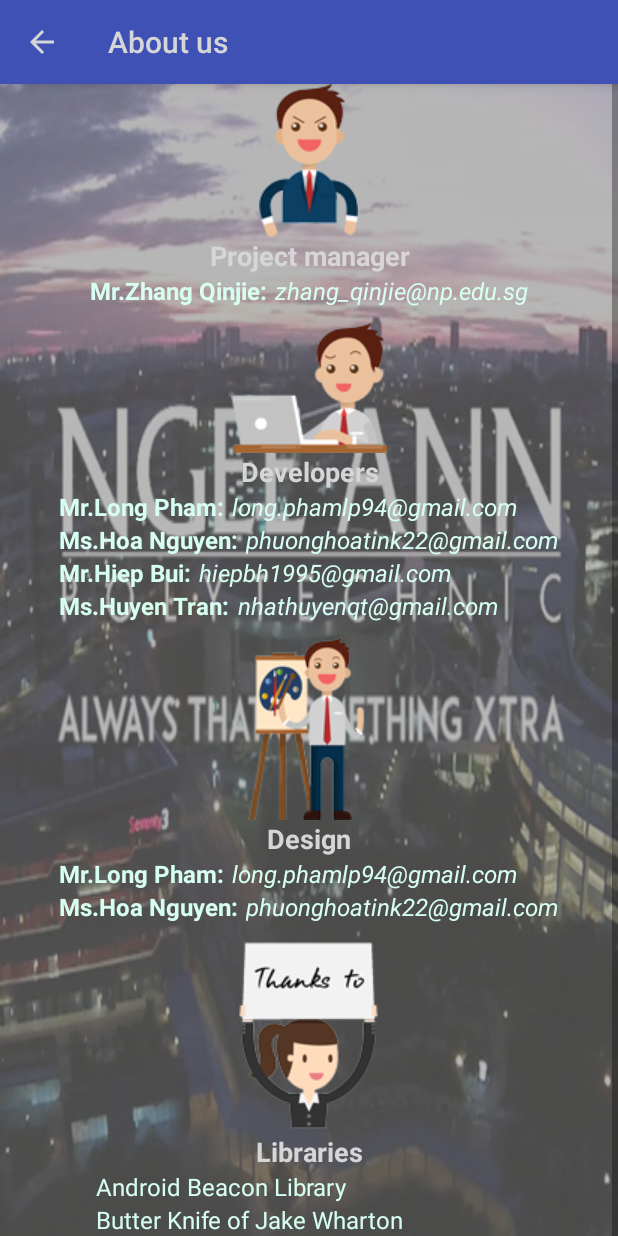
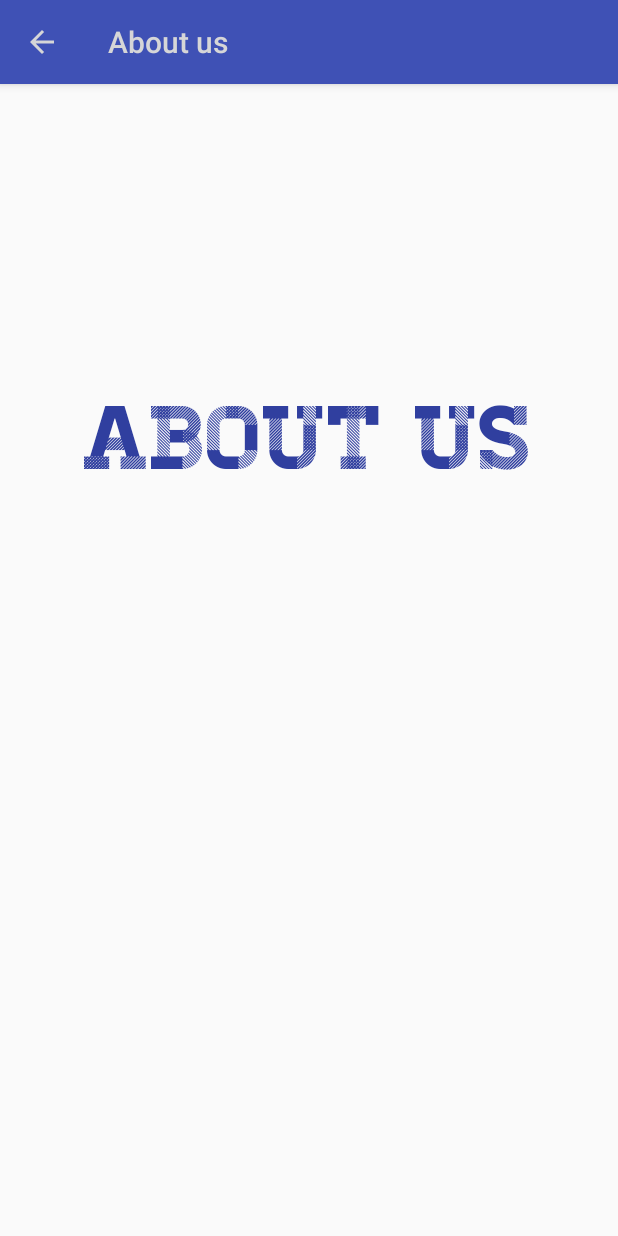
Before and after one commit to qinjie/WeTrack-Android, an Android app: the AboutUsActivity screen opened directly, with no data from a screen before it, on a phone screen of 412 x 824 dp. Run offline under Robolectric (Android 15) with nearby library versions, the phone set to English and light mode, and no system bars; our stand-ins replace ButterKnife.

Commit message:
modify about us page

```diff
--- a/app/build.gradle
+++ b/app/build.gradle
@@ -22,8 +22,8 @@ android {
         applicationId "edu.np.ece.wetrack"
         minSdkVersion 21
         targetSdkVersion 25
-        versionCode 10
-        versionName "3.7"
+        versionCode 11
+        versionName "3.8"
         testInstrumentationRunner "android.support.test.runner.AndroidJUnitRunner"
     }
     buildTypes {
--- a/app/src/main/java/edu/np/ece/wetrack/AboutUsActivity.java
+++ b/app/src/main/java/edu/np/ece/wetrack/AboutUsActivity.java
@@ -1,24 +1,24 @@
 package edu.np.ece.wetrack;
 
 import android.content.Intent;
+import android.graphics.Typeface;
 import android.os.Bundle;
 import android.os.Handler;
 import android.support.v7.app.AppCompatActivity;
 import android.support.v7.widget.Toolbar;
 import android.view.MenuItem;
+import android.view.MotionEvent;
 import android.view.View;
 import android.view.animation.AccelerateInterpolator;
 import android.view.animation.AlphaAnimation;
 import android.view.animation.Animation;
 import android.view.animation.AnimationUtils;
-import android.widget.Button;
-import android.widget.ImageView;
 import android.widget.RelativeLayout;
 import android.widget.ScrollView;
+import android.widget.TextView;
 
 import butterknife.BindView;
 import butterknife.ButterKnife;
-import edu.np.ece.wetrack.tasks.MyBounceInterpolator;
 
 public class AboutUsActivity extends AppCompatActivity {
 
@@ -26,20 +26,13 @@ public class AboutUsActivity extends AppCompatActivity {
     RelativeLayout credit;
 
     @BindView(R.id.creditArea)
-    ImageView creditArea;
+    TextView creditArea;
 
     @BindView(R.id.toolbar)
     Toolbar toolbar;
 
-    @BindView(R.id.button)
-    Button button;
-
     @BindView(R.id.mScrollView)
     ScrollView scrollView;
-
-
-//    @BindView(R.id.webView)
-//    WebView webView;
 
     Animation animation;
 
@@ -56,22 +49,40 @@ public class AboutUsActivity extends AppCompatActivity {
         getSupportActionBar().setDisplayHomeAsUpEnabled(true);
         getSupportActionBar().setHomeButtonEnabled(true);
 
-        scrollView.setOverScrollMode(View.OVER_SCROLL_NEVER);
+        scrollView.setFocusable(false);
+        scrollView.setOnTouchListener(new View.OnTouchListener() {
+            @Override
+            public boolean onTouch(View view, MotionEvent motionEvent) {
+                return true;
+            }
+        });
+//        setOverScrollMode(View.OVER_SCROLL_NEVER);
         credit.setVisibility(View.GONE);
 
-        final Animation myAnim = AnimationUtils.loadAnimation(this, R.anim.bounce);
+        Typeface custom_font = Typeface.createFromAsset(getAssets(), "fonts/homestead.TTF");
+        creditArea.setTypeface(custom_font);
 
-        // Use bounce interpolator with amplitude 0.2 and frequency 20
-//        MyBounceInterpolator interpolator = new MyBounceInterpolator(0.2, 20);
-//        myAnim.setInterpolator(interpolator);
-//        button.startAnimation(myAnim);
+        Animation fadeOut = new AlphaAnimation(1, 0);
+        fadeOut.setInterpolator(new AccelerateInterpolator()); //and this
+        fadeOut.setStartOffset(0);
+        fadeOut.setDuration(3000);
+        creditArea.startAnimation(fadeOut);
 
 
-        credit.setVisibility(View.VISIBLE);
-        animation = AnimationUtils.loadAnimation(getApplicationContext(), R.anim.credit);
+        mHandler = new Handler();
 
-        mHandler = new Handler();
-        startRepeatingTask();
+        mHandler.postDelayed(new Runnable() {
+            @Override
+            public void run() {
+                creditArea.setVisibility(View.GONE);
+                credit.setVisibility(View.VISIBLE);
+                animation = AnimationUtils.loadAnimation(getApplicationContext(), R.anim.credit);
+                startRepeatingTask();
+
+            }
+        }, 3000);
+
+
     }
 
 
@@ -127,7 +138,7 @@ public class AboutUsActivity extends AppCompatActivity {
     }
 
 
-    public void didTapButton(View view) {
+//    public void didTapButton(View view) {
 
 //        Animation fadeOut = new AlphaAnimation(1, 0);
 //        fadeOut.setInterpolator(new AccelerateInterpolator()); //and this
@@ -151,13 +162,13 @@ public class AboutUsActivity extends AppCompatActivity {
 //        button.setTextSize(16);
 
 
-    }
+//    }
 
     void startRepeatingTask() {
         mStatusChecker.run();
     }
 
-    private int mInterval = 22000;
+    private int mInterval = 20000;
     Runnable mStatusChecker = new Runnable() {
         @Override
         public void run() {
--- a/app/src/main/java/edu/np/ece/wetrack/LoginActivity.java
+++ b/app/src/main/java/edu/np/ece/wetrack/LoginActivity.java
@@ -54,7 +54,7 @@ public class LoginActivity extends FragmentActivity implements GoogleApiClient.O
         super.onCreate(savedInstanceState);
         setContentView(R.layout.activity_login);
 
-        Typeface custom_font = Typeface.createFromAsset(getAssets(), "fonts/futurathn.TTF");
+        Typeface custom_font = Typeface.createFromAsset(getAssets(), "fonts/futurathin.TTF");
         TextView tvVolunteer = (TextView) findViewById(R.id.tvVolunteer);
         TextView tvRelative = (TextView) findViewById(R.id.tvRelative);
 
--- a/app/src/main/res/anim/credit.xml
+++ b/app/src/main/res/anim/credit.xml
@@ -4,7 +4,7 @@
 
     <translate
         android:duration="25000"
-        android:fromYDelta="95%p"
+        android:fromYDelta="92%p"
         android:interpolator="@android:anim/linear_interpolator"
         android:toYDelta="-180%p" />
 </set>
--- a/app/src/main/res/drawable/about_us_bg.xml
+++ /dev/null
@@ -1,5 +0,0 @@
-<?xml version="1.0" encoding="utf-8"?>
-<bitmap xmlns:android="http://schemas.android.com/apk/res/android"
-    android:src="@drawable/maxresdefault"
-    android:tileMode="disabled" android:gravity="top" >
-</bitmap>
--- a/app/src/main/res/layout/activity_about_us.xml
+++ b/app/src/main/res/layout/activity_about_us.xml
@@ -5,7 +5,6 @@
     android:id="@+id/activity_about_us"
     android:layout_width="match_parent"
     android:layout_height="wrap_content"
-    android:background="@drawable/maxresdefault"
     android:orientation="vertical"
     tools:context="edu.np.ece.wetrack.AboutUsActivity">
 
@@ -35,7 +34,7 @@
         <ScrollView
             android:id="@+id/mScrollView"
             android:layout_width="match_parent"
-            android:layout_height="wrap_content"
+            android:layout_height="match_parent"
             app:layout_behavior="@string/appbar_scrolling_view_behavior">
 
             <RelativeLayout
@@ -61,7 +60,7 @@
                     android:layout_below="@id/creditImage"
                     android:gravity="center"
                     android:text="Project manager"
-                    android:textColor="@color/md_grey_100"
+                    android:textColor="@color/md_black_1000"
                     android:textSize="18sp"
                     android:textStyle="bold" />
 
@@ -80,7 +79,7 @@
                         android:layout_below="@id/about1"
                         android:text="Mr.Zhang Qinjie:"
                         android:textAlignment="viewStart"
-                        android:textColor="#D7FFF1"
+                        android:textColor="@color/md_black_1000"
                         android:textSize="16sp"
                         android:textStyle="bold" />
 
@@ -91,7 +90,7 @@
                         android:paddingStart="5dp"
                         android:text="zhang_qinjie@np.edu.sg"
                         android:textAlignment="viewStart"
-                        android:textColor="#D7FFF1"
+                        android:textColor="@color/md_black_1000"
                         android:textSize="16sp"
                         android:textStyle="italic" />
 
@@ -115,7 +114,7 @@
                     android:layout_below="@id/developerImage"
                     android:gravity="center"
                     android:text="Developers"
-                    android:textColor="@color/md_grey_100"
+                    android:textColor="@color/md_black_1000"
                     android:textSize="18sp"
                     android:textStyle="bold" />
 
@@ -140,7 +139,7 @@
                             android:layout_height="wrap_content"
                             android:text="Mr.Long Pham:"
                             android:textAlignment="viewStart"
-                            android:textColor="#D7FFF1"
+                            android:textColor="@color/md_black_1000"
                             android:textSize="16sp"
                             android:textStyle="bold" />
 
@@ -150,7 +149,7 @@
                             android:layout_height="wrap_content"
                             android:paddingStart="5dp"
                             android:text="long.phamlp94@gmail.com"
-                            android:textColor="#D7FFF1"
+                            android:textColor="@color/md_black_1000"
                             android:textSize="16sp"
                             android:textStyle="italic" />
                     </LinearLayout>
@@ -170,7 +169,7 @@
                             android:layout_height="wrap_content"
                             android:text="Ms.Hoa Nguyen:"
                             android:textAlignment="viewStart"
-                            android:textColor="#D7FFF1"
+                            android:textColor="@color/md_black_1000"
                             android:textSize="16sp"
                             android:textStyle="bold" />
 
@@ -181,7 +180,7 @@
                             android:gravity="center"
                             android:paddingStart="5dp"
                             android:text="phuonghoatink22@gmail.com"
-                            android:textColor="#D7FFF1"
+                            android:textColor="@color/md_black_1000"
                             android:textSize="16sp"
                             android:textStyle="italic" />
                     </LinearLayout>
@@ -192,7 +191,6 @@
                         android:layout_height="wrap_content"
                         android:layout_below="@id/layoutAbout3"
                         android:orientation="horizontal"
-
                         android:weightSum="10">
 
                         <TextView
@@ -201,7 +199,7 @@
                             android:layout_height="wrap_content"
                             android:text="Mr.Hiep Bui:"
                             android:textAlignment="viewStart"
-                            android:textColor="#D7FFF1"
+                            android:textColor="@color/md_black_1000"
                             android:textSize="16sp"
                             android:textStyle="bold" />
 
@@ -212,7 +210,7 @@
                             android:gravity="center"
                             android:paddingStart="5dp"
                             android:text="hiepbh1995@gmail.com"
-                            android:textColor="#D7FFF1"
+                            android:textColor="@color/md_black_1000"
                             android:textSize="16sp"
                             android:textStyle="italic" />
                     </LinearLayout>
@@ -230,7 +228,7 @@
                             android:layout_height="wrap_content"
                             android:text="Ms.Huyen Tran:"
                             android:textAlignment="viewStart"
-                            android:textColor="#D7FFF1"
+                            android:textColor="@color/md_black_1000"
                             android:textSize="16sp"
                             android:textStyle="bold" />
 
@@ -241,12 +239,11 @@
                             android:gravity="center"
                             android:paddingStart="5dp"
                             android:text="nhathuyenqt@gmail.com"
-                            android:textColor="#D7FFF1"
+                            android:textColor="@color/md_black_1000"
                             android:textSize="16sp"
                             android:textStyle="italic" />
                     </LinearLayout>
                 </LinearLayout>
-
 
                 <ImageView
                     android:id="@+id/designerImage"
@@ -266,7 +263,7 @@
                     android:layout_below="@id/designerImage"
                     android:gravity="center"
                     android:text="Design"
-                    android:textColor="@color/md_grey_100"
+                    android:textColor="@color/md_black_1000"
                     android:textSize="18sp"
                     android:textStyle="bold" />
 
@@ -290,7 +287,7 @@
                             android:layout_height="wrap_content"
                             android:text="Mr.Long Pham:"
                             android:textAlignment="viewStart"
-                            android:textColor="#D7FFF1"
+                            android:textColor="@color/md_black_1000"
                             android:textSize="16sp"
                             android:textStyle="bold" />
 
@@ -300,7 +297,7 @@
                             android:layout_height="wrap_content"
                             android:paddingStart="5dp"
                             android:text="long.phamlp94@gmail.com"
-                            android:textColor="#D7FFF1"
+                            android:textColor="@color/md_black_1000"
                             android:textSize="16sp"
                             android:textStyle="italic" />
                     </LinearLayout>
@@ -318,7 +315,7 @@
                             android:layout_height="wrap_content"
                             android:text="Ms.Hoa Nguyen:"
                             android:textAlignment="viewStart"
-                            android:textColor="#D7FFF1"
+                            android:textColor="@color/md_black_1000"
                             android:textSize="16sp"
                             android:textStyle="bold" />
 
@@ -329,7 +326,7 @@
                             android:gravity="center"
                             android:paddingStart="5dp"
                             android:text="phuonghoatink22@gmail.com"
-                            android:textColor="#D7FFF1"
+                            android:textColor="@color/md_black_1000"
                             android:textSize="16sp"
                             android:textStyle="italic" />
                     </LinearLayout>
@@ -354,7 +351,7 @@
                     android:layout_below="@id/thanksTo"
                     android:gravity="center"
                     android:text="Libraries"
-                    android:textColor="@color/md_grey_100"
+                    android:textColor="@color/md_black_1000"
                     android:textSize="18sp"
                     android:textStyle="bold" />
 
@@ -362,15 +359,15 @@
                 <RelativeLayout
                     android:layout_width="wrap_content"
                     android:layout_height="wrap_content"
-                    android:layout_centerHorizontal="true"
-                    android:layout_below="@id/about18">
+                    android:layout_below="@id/about18"
+                    android:layout_centerHorizontal="true">
 
                     <TextView
                         android:id="@+id/about19"
                         android:layout_width="wrap_content"
                         android:layout_height="wrap_content"
                         android:text="Android Beacon Library"
-                        android:textColor="#D7FFF1"
+                        android:textColor="@color/md_black_1000"
                         android:textSize="16sp" />
 
                     <TextView
@@ -379,7 +376,7 @@
                         android:layout_height="wrap_content"
                         android:layout_below="@id/about19"
                         android:text="Butter Knife of Jake Wharton"
-                        android:textColor="#D7FFF1"
+                        android:textColor="@color/md_black_1000"
                         android:textSize="16sp" />
 
                     <TextView
@@ -388,7 +385,7 @@
                         android:layout_height="wrap_content"
                         android:layout_below="@id/about20"
                         android:text="Retrofit2 of SquareUp"
-                        android:textColor="#D7FFF1"
+                        android:textColor="@color/md_black_1000"
                         android:textSize="16sp" />
 
                     <TextView
@@ -397,7 +394,7 @@
                         android:layout_height="wrap_content"
                         android:layout_below="@id/about21"
                         android:text="Circle Image View of Henning Dodenhof"
-                        android:textColor="#D7FFF1"
+                        android:textColor="@color/md_black_1000"
                         android:textSize="16sp" />
 
                     <TextView
@@ -406,7 +403,7 @@
                         android:layout_height="wrap_content"
                         android:layout_below="@id/about22"
                         android:text="Material Drawer of Mike Penz"
-                        android:textColor="#D7FFF1"
+                        android:textColor="@color/md_black_1000"
                         android:textSize="16sp" />
 
                     <TextView
@@ -415,7 +412,7 @@
                         android:layout_height="wrap_content"
                         android:layout_below="@id/about23"
                         android:text="Event Bus of Markus Junginger"
-                        android:textColor="#D7FFF1"
+                        android:textColor="@color/md_black_1000"
                         android:textSize="16sp" />
 
                     <TextView
@@ -424,7 +421,7 @@
                         android:layout_height="wrap_content"
                         android:layout_below="@id/about24"
                         android:text="Expandable Scrollview of A.Akira"
-                        android:textColor="#D7FFF1"
+                        android:textColor="@color/md_black_1000"
                         android:textSize="16sp" />
                 </RelativeLayout>
 
@@ -435,37 +432,38 @@
         <RelativeLayout
             android:layout_width="match_parent"
             android:layout_height="match_parent"
-            android:visibility="gone"
+            android:visibility="visible"
             app:layout_behavior="@string/appbar_scrolling_view_behavior">
 
-            <ImageView
+            <TextView
                 android:id="@+id/creditArea"
                 android:layout_width="wrap_content"
                 android:layout_height="wrap_content"
-                android:layout_alignParentStart="true"
-                android:layout_alignParentTop="true"
-                android:layout_marginStart="50dp"
-                android:layout_marginTop="60dp"
-                android:src="@drawable/human"
+                android:layout_centerHorizontal="true"
+                android:layout_marginTop="200dp"
+                android:text="About us"
+                android:textColor="@color/colorPrimaryDark"
+                android:textSize="60sp"
                 android:visibility="visible" />
 
 
-            <Button
-                android:id="@+id/button"
-                android:layout_width="130dp"
-                android:layout_height="70dp"
-                android:layout_alignTop="@+id/creditArea"
-                android:layout_marginTop="20dp"
-                android:layout_toEndOf="@id/creditArea"
-                android:background="@drawable/speech_bubble"
-                android:gravity="center"
-                android:onClick="didTapButton"
-                android:paddingStart="10dp"
-                android:stateListAnimator="@null"
-                android:text="Click Me"
-                android:textAlignment="gravity"
-                android:textColor="@color/md_white_1000"
-                android:textSize="16sp" />
+            <!--<Button-->
+            <!--android:id="@+id/button"-->
+            <!--android:layout_width="130dp"-->
+            <!--android:layout_height="70dp"-->
+            <!--android:layout_alignTop="@+id/creditArea"-->
+            <!--android:layout_marginTop="20dp"-->
+            <!--android:layout_toEndOf="@id/creditArea"-->
+            <!--android:background="@drawable/speech_bubble"-->
+            <!--android:gravity="center"-->
+            <!--android:onClick="didTapButton"-->
+            <!--android:paddingStart="10dp"-->
+            <!--android:stateListAnimator="@null"-->
+            <!--android:text="Click Me"-->
+            <!--android:textAlignment="gravity"-->
+            <!--android:textColor="@color/md_white_1000"-->
+            <!--android:textSize="16sp"-->
+            <!--android:visibility="gone"/>-->
 
         </RelativeLayout>
 
```
Also changed, not shown: app/src/main/assets/fonts/futurathin.TTF (renamed from app/src/main/assets/fonts/futurathn.TTF), app/src/main/assets/fonts/homestead.TTF (added), app/src/main/res/drawable-mdpi/maxresdefault.png (deleted), app/src/main/res/drawable-xhdpi/about.png (added), app/src/main/res/drawable/about_us.png (deleted).
